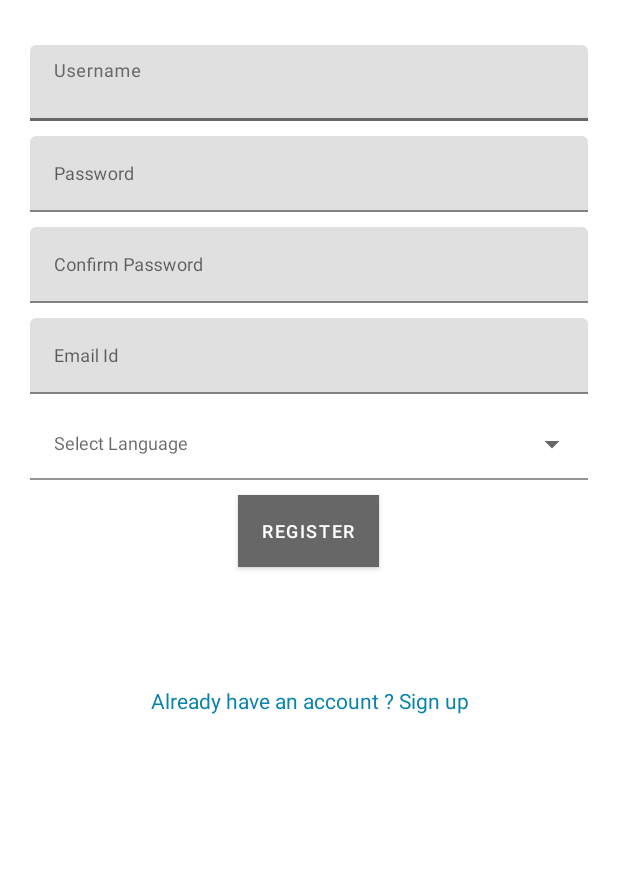
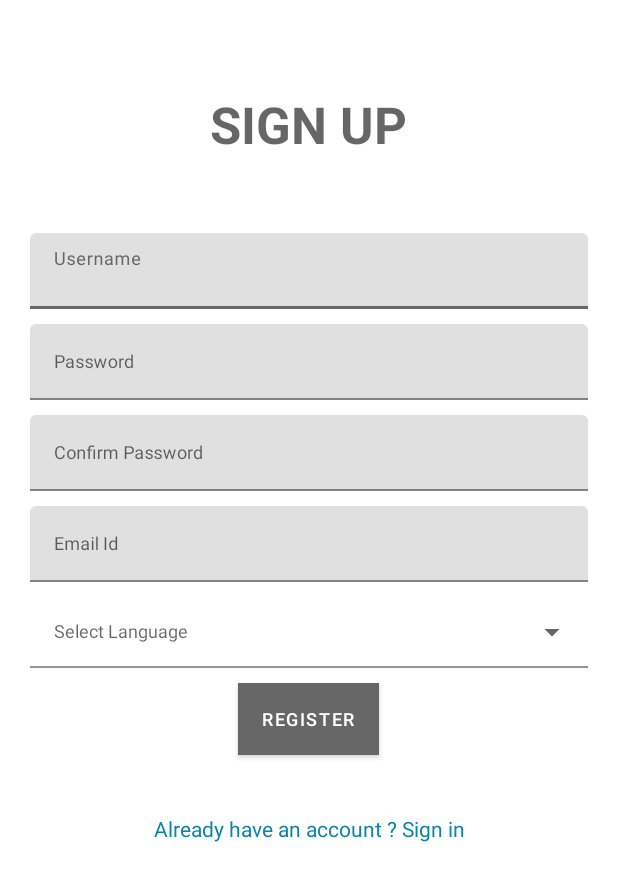
Before and after one commit to scalability4all/Sathi---ChatApp, an Android app: the Register screen opened directly, with no data from a screen before it, on a phone screen of 412 x 824 dp. Shown: the top 881 px of the screen. Run offline under Robolectric (Android 15) with nearby library versions, the phone set to English and light mode, and no system bars.

Commit message:
ui changes in register screen

```diff
--- a/app/src/main/res/layout/activity_register.xml
+++ b/app/src/main/res/layout/activity_register.xml
@@ -18,6 +18,16 @@
         android:textAlignment="center"
         android:visibility="gone" />
 
+    <TextView
+        android:layout_width="wrap_content"
+        android:layout_height="wrap_content"
+        android:layout_gravity="center_horizontal"
+        android:layout_margin="40dp"
+        android:text="@string/sign_up"
+        android:textAllCaps="true"
+        android:textAppearance="@style/TextAppearance.AppCompat.Display1"
+        android:textStyle="bold" />
+
     <ScrollView
         android:id="@+id/register_form"
         android:layout_width="match_parent"
@@ -32,18 +42,17 @@
             <com.google.android.material.textfield.TextInputLayout
                 android:layout_width="match_parent"
                 android:layout_height="wrap_content"
-                android:layout_marginTop="10dp"
-                >
+                android:layout_marginTop="10dp">
 
                 <EditText
                     android:id="@+id/username"
                     android:layout_width="match_parent"
                     android:layout_height="wrap_content"
+                    android:hint="Username"
+                    android:imeOptions="actionUnspecified"
                     android:inputType="text"
-                    android:textSize="12sp"
                     android:maxLines="1"
-                    android:imeOptions="actionUnspecified"
-                    android:hint="Username" />
+                    android:textSize="12sp" />
 
             </com.google.android.material.textfield.TextInputLayout>
 
@@ -56,11 +65,11 @@
                     android:id="@+id/password"
                     android:layout_width="match_parent"
                     android:layout_height="wrap_content"
+                    android:hint="Password"
+                    android:imeOptions="actionUnspecified"
                     android:inputType="textPassword"
-                    android:textSize="12sp"
                     android:maxLines="1"
-                    android:imeOptions="actionUnspecified"
-                    android:hint="Password" />
+                    android:textSize="12sp" />
 
             </com.google.android.material.textfield.TextInputLayout>
 
@@ -68,47 +77,48 @@
                 android:layout_width="match_parent"
                 android:layout_height="wrap_content"
                 android:layout_marginTop="10dp">
+
                 <EditText
                     android:id="@+id/confirm_password"
                     android:layout_width="match_parent"
                     android:layout_height="wrap_content"
+                    android:hint="Confirm Password"
+                    android:imeOptions="actionUnspecified"
                     android:inputType="textPassword"
-                    android:textSize="12sp"
                     android:maxLines="1"
-                    android:imeOptions="actionUnspecified"
-                    android:hint="Confirm Password"
-                    />
+                    android:textSize="12sp" />
             </com.google.android.material.textfield.TextInputLayout>
 
             <com.google.android.material.textfield.TextInputLayout
                 android:layout_width="match_parent"
                 android:layout_height="wrap_content"
                 android:layout_marginTop="10dp">
+
                 <EditText
                     android:id="@+id/email"
                     android:layout_width="match_parent"
                     android:layout_height="wrap_content"
+                    android:hint="Email Id"
+                    android:imeOptions="actionUnspecified"
                     android:inputType="textEmailAddress"
-                    android:textSize="12sp"
-                    android:imeOptions="actionUnspecified"
                     android:maxLines="1"
-                    android:hint="Email Id"/>
+                    android:textSize="12sp" />
             </com.google.android.material.textfield.TextInputLayout>
 
             <com.google.android.material.textfield.TextInputLayout
                 android:layout_width="match_parent"
                 android:layout_height="wrap_content"
                 android:layout_marginTop="10dp">
+
                 <EditText
                     android:id="@+id/language"
                     style="?android:attr/spinnerStyle"
                     android:layout_width="match_parent"
-                    android:textSize="12sp"
-                    android:imeOptions="actionUnspecified"
                     android:layout_height="47dp"
                     android:hint="Select Language"
+                    android:imeOptions="actionUnspecified"
                     android:maxLines="1"
-                    />
+                    android:textSize="12sp" />
             </com.google.android.material.textfield.TextInputLayout>
 
             <Button
@@ -116,11 +126,11 @@
                 android:layout_width="wrap_content"
                 android:layout_height="wrap_content"
                 android:layout_gravity="center"
-                android:textSize="12sp"
                 android:layout_marginTop="10dp"
                 android:layout_marginBottom="10dp"
                 android:background="#0b84aa"
-                android:text="Register" />
+                android:text="Register"
+                android:textSize="12sp" />
 
 
             <TextView
@@ -128,18 +138,17 @@
                 android:layout_width="match_parent"
                 android:layout_height="wrap_content"
                 android:layout_marginTop="10dip"
-                android:textAlignment="center"
-                 />
+                android:textAlignment="center" />
 
 
-            <TextView android:id="@+id/link_to_signin"
+            <TextView
+                android:id="@+id/link_to_signin"
                 android:layout_width="fill_parent"
                 android:layout_height="wrap_content"
-                android:layout_marginTop="40dip"
                 android:layout_marginBottom="40dip"
-                android:text="Already have an account ? Sign up"
                 android:gravity="center"
-                android:textColor="#0b84aa"/>
+                android:text="Already have an account ? Sign in"
+                android:textColor="#0b84aa" />
 
 
         </LinearLayout>
--- a/app/src/main/res/values/strings.xml
+++ b/app/src/main/res/values/strings.xml
@@ -1,5 +1,6 @@
 <resources>
     <string name="app_name">Sathi</string>
+    <string name="sign_up">Sign Up</string>
     <string name="xmpp_host">34.93.240.242</string>
     <string name="prompt_jid">Jabber ID</string>
     <string name="prompt_password">Password</string>
```
